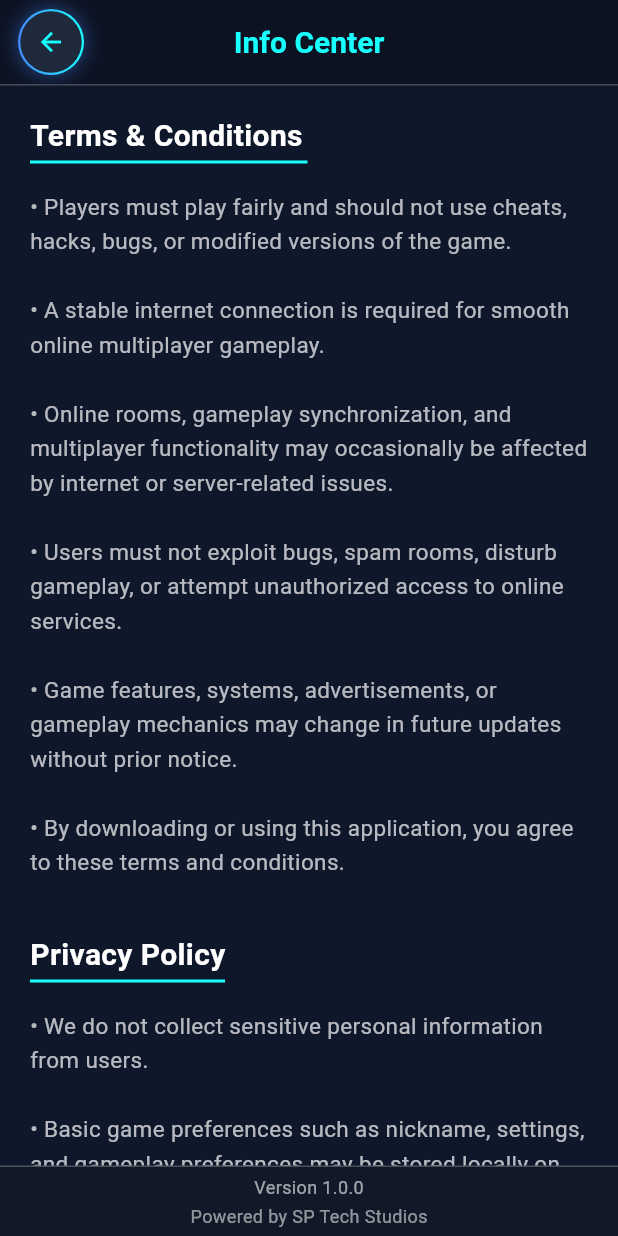
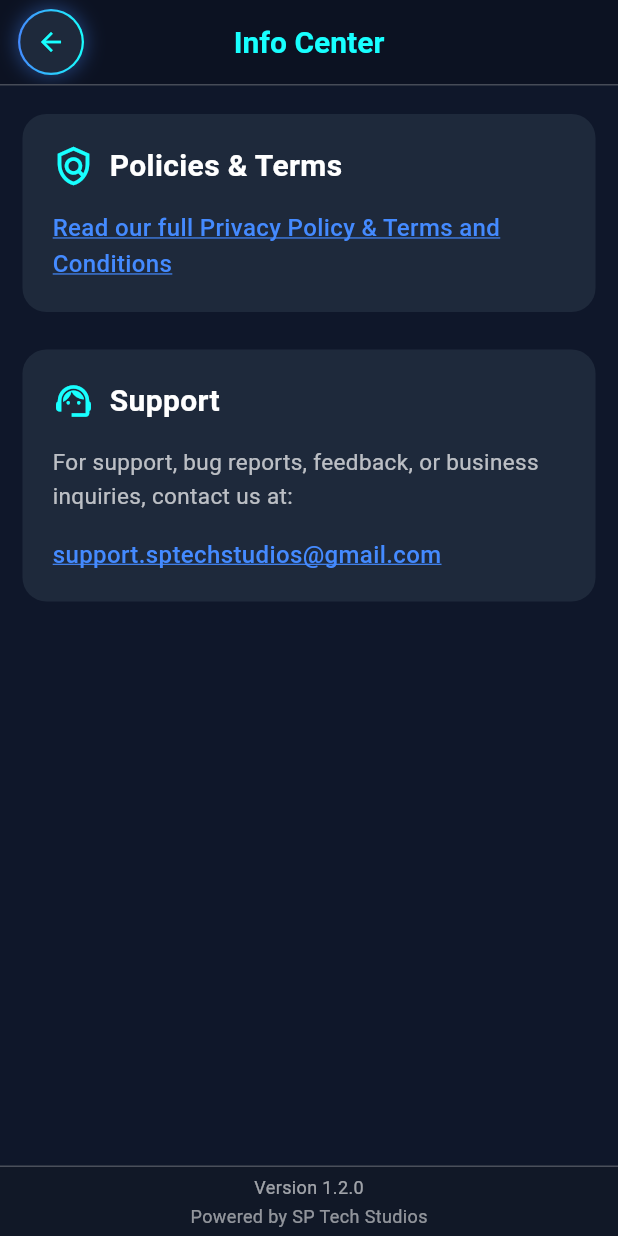
Before and after one commit to subhadip420/Tic_Tac_Toe_Game, a Flutter app: the InfoPage screen opened directly, on a phone screen of 412 x 824 dp. Run offline on Flutter 3.47's test engine with Material 3 defaults, Android fonts, the phone set to English and light mode, and no system bars; our stand-ins replace audioplayers, confetti, connectivity_plus, firebase_core, firebase_database, google_mobile_ads and 6 more; missing offline and left inert: dart:js_interop; accounts and stored records are empty.

Commit message:
Update info page design and add policies and support link in info page.

```diff
--- a/lib/screens/info_page.dart
+++ b/lib/screens/info_page.dart
@@ -20,7 +20,6 @@ class _TermsConditionPageState extends State<InfoPage> {
   @override
   void initState() {
     super.initState();
-
     /// LOAD SAVED THEME
     loadTheme();
   }
@@ -28,9 +27,7 @@ class _TermsConditionPageState extends State<InfoPage> {
   /// LOAD THEME
   Future<void> loadTheme() async {
     SharedPreferences prefs = await SharedPreferences.getInstance();
-
     if (!mounted) return;
-
     setState(() {
       isDark = prefs.getBool("theme_dark") ?? true;
     });
@@ -74,7 +71,6 @@ class _TermsConditionPageState extends State<InfoPage> {
         flexibleSpace: ClipRect(
           child: BackdropFilter(
             filter: ImageFilter.blur(sigmaX: 10, sigmaY: 10),
-
             child: Container(
               decoration: BoxDecoration(
                 color: isDark
@@ -88,11 +84,9 @@ class _TermsConditionPageState extends State<InfoPage> {
         /// PAGE TITLE
         title: Text(
           "Info Center",
-
           style: TextStyle(
             fontSize: 20,
             color: isDark ? Colors.cyanAccent : Colors.blue,
-
             fontWeight: FontWeight.bold,
           ),
         ),
@@ -119,119 +113,120 @@ class _TermsConditionPageState extends State<InfoPage> {
             child: SingleChildScrollView(
               child: Padding(
                 padding: EdgeInsets.fromLTRB(
-                  10,
-                  kToolbarHeight + MediaQuery.of(context).padding.top + 10,
-                  10,
-                  10,
+                  15, // Slightly increased side padding for cards
+                  kToolbarHeight + MediaQuery.of(context).padding.top + 20,
+                  15,
+                  20,
                 ),
+                child: Column(
+                  children: [
 
-                child: SingleChildScrollView(
-                  physics: const BouncingScrollPhysics(),
-
-                  padding: const EdgeInsets.all(10),
-
+                    /// -----------------------------------
+                    /// POLICIES & TERMS CARD
+                    /// -----------------------------------
+                    Container(
+                      width: double.infinity,
+                      padding: const EdgeInsets.all(20),
+                      decoration: BoxDecoration(
+                        color: isDark ? const Color(0xFF1E293B) : Colors.white,
+                        borderRadius: BorderRadius.circular(16),
+                        boxShadow: [
+                          if (!isDark)
+                            const BoxShadow(
+                              color: Colors.black12,
+                              blurRadius: 10,
+                              offset: Offset(0, 4),
+                            ),
+                        ],
+                      ),
                       child: Column(
                         crossAxisAlignment: CrossAxisAlignment.start,
-
                         children: [
-                      /// TERMS & CONDITIONS TITLE
+                          Row(
+                            children: [
+                              Icon(
+                                  Icons.policy_outlined,
+                                  color: isDark ? Colors.cyanAccent : Colors.blue,
+                                  size: 28
+                              ),
+                              const SizedBox(width: 10),
                               Text(
-                        "Terms & Conditions",
+                                "Policies & Terms",
                                 style: TextStyle(
                                   fontSize: 20,
                                   fontWeight: FontWeight.bold,
-                          color: isDark ? Colors.white : Colors.blue,
+                                  color: isDark ? Colors.white : Colors.black87,
+                                ),
+                              ),
+                            ],
+                          ),
+                          const SizedBox(height: 15),
+                          GestureDetector(
+                            onTap: () async {
+                              final Uri url = Uri.parse(
+                                  'https://subhadip420.github.io/tic-tac-toe-privacy-policy/');
+                              if (await canLaunchUrl(url)) {
+                                await launchUrl(url, mode: LaunchMode.externalApplication);
+                              }
+                            },
+                            child: Text(
+                              "Read our full Privacy Policy & Terms and Conditions",
+                              style: TextStyle(
+                                fontSize: 16,
+                                height: 1.5,
+                                color: Colors.blueAccent,
+                                decoration: TextDecoration.underline,
+                                decorationColor: Colors.blueAccent,
+                                fontWeight: FontWeight.w500,
+                              ),
+                            ),
+                          ),
+                        ],
                       ),
                     ),
 
-                      const SizedBox(height: 02),
+                    const SizedBox(height: 25), // Space between cards
 
-                      /// TITLE UNDERLINE
+                    /// -----------------------------------
+                    /// SUPPORT CARD
+                    /// -----------------------------------
                     Container(
-                        width: 185,
-                        height: 2,
-                        color: isDark ? Colors.cyanAccent : Colors.blueAccent,
+                      width: double.infinity,
+                      padding: const EdgeInsets.all(20),
+                      decoration: BoxDecoration(
+                        color: isDark ? const Color(0xFF1E293B) : Colors.white,
+                        borderRadius: BorderRadius.circular(16),
+                        boxShadow: [
+                          if (!isDark)
+                            const BoxShadow(
+                              color: Colors.black12,
+                              blurRadius: 10,
+                              offset: Offset(0, 4),
                             ),
-
-                      const SizedBox(height: 18),
-
-                      /// TERMS DESCRIPTION
-                      Text(
-                        "• Players must play fairly and should not use cheats, hacks, bugs, or modified versions of the game.\n\n"
-                        "• A stable internet connection is required for smooth online multiplayer gameplay.\n\n"
-                        "• Online rooms, gameplay synchronization, and multiplayer functionality may occasionally be affected by internet or server-related issues.\n\n"
-                        "• Users must not exploit bugs, spam rooms, disturb gameplay, or attempt unauthorized access to online services.\n\n"
-                        "• Game features, systems, advertisements, or gameplay mechanics may change in future updates without prior notice.\n\n"
-                        "• By downloading or using this application, you agree to these terms and conditions.",
-
-                        style: TextStyle(
-                          fontSize: 15,
-                          height: 1.5,
-                          color: isDark ? Colors.white70 : Colors.black87,
+                        ],
                       ),
+                      child: Column(
+                        crossAxisAlignment: CrossAxisAlignment.start,
+                        children: [
+                          Row(
+                            children: [
+                              Icon(
+                                  Icons.support_agent_outlined,
+                                  color: isDark ? Colors.cyanAccent : Colors.blue,
+                                  size: 28
                               ),
-
-                      const SizedBox(height: 35),
-
-                      /// PRIVACY POLICY TITLE
-                      Text(
-                        "Privacy Policy",
-                        style: TextStyle(
-                          fontSize: 20,
-                          fontWeight: FontWeight.bold,
-                          color: isDark ? Colors.white : Colors.blue,
-                        ),
-                      ),
-
-                      const SizedBox(height: 02),
-
-                      /// TITLE UNDERLINE
-                      Container(
-                        width: 130,
-                        height: 2,
-                        color: isDark ? Colors.cyanAccent : Colors.blueAccent,
-                      ),
-
-                      const SizedBox(height: 18),
-
-                      /// PRIVACY POLICY DESCRIPTION
-                      Text(
-                        "• We do not collect sensitive personal information from users.\n\n"
-                        "• Basic game preferences such as nickname, settings, and gameplay preferences may be stored locally on the user's device.\n\n"
-                        "• During online gameplay, temporary match-related data may be synchronized through cloud services for multiplayer functionality.\n\n"
-                        "• Personal gameplay preferences are primarily stored locally and are not shared publicly.",
-
-                        style: TextStyle(
-                          fontSize: 15,
-                          height: 1.5,
-                          color: isDark ? Colors.white70 : Colors.black87,
-                        ),
-                      ),
-
-                      const SizedBox(height: 35),
-
-                      /// SUPPORT TITLE
+                              const SizedBox(width: 10),
                               Text(
                                 "Support",
                                 style: TextStyle(
                                   fontSize: 20,
                                   fontWeight: FontWeight.bold,
-                          color: isDark ? Colors.white : Colors.blue,
+                                  color: isDark ? Colors.white : Colors.black87,
                                 ),
                               ),
-
-                      const SizedBox(height: 02),
-
-                      /// TITLE UNDERLINE
-                      Container(
-                        width: 75,
-                        height: 2,
-                        color: isDark ? Colors.cyanAccent : Colors.blueAccent,
+                            ],
                           ),
-
-                      const SizedBox(height: 18),
-
-                      /// SUPPORT DESCRIPTION
+                          const SizedBox(height: 15),
                           Text(
                             "For support, bug reports, feedback, or business inquiries, contact us at:",
                             style: TextStyle(
@@ -240,25 +235,19 @@ class _TermsConditionPageState extends State<InfoPage> {
                               color: isDark ? Colors.white70 : Colors.black87,
                             ),
                           ),
-
-                      const SizedBox(height: 10),
-
-                      /// SUPPORT EMAIL
+                          const SizedBox(height: 15),
                           GestureDetector(
                             onTap: () async {
                               final Uri emailUri = Uri(
                                 scheme: 'mailto',
                                 path: 'support.sptechstudios@gmail.com',
                               );
-
                               await launchUrl(emailUri);
                             },
-
                             child: Text(
                               "support.sptechstudios@gmail.com",
-
                               style: TextStyle(
-                            fontSize: 15,
+                                fontSize: 16,
                                 color: Colors.blueAccent,
                                 decoration: TextDecoration.underline,
                                 decorationColor: Colors.blueAccent,
@@ -266,10 +255,11 @@ class _TermsConditionPageState extends State<InfoPage> {
                               ),
                             ),
                           ),
-
-                      const SizedBox(height: 20),
                         ],
                       ),
+                    ),
+
+                  ],
                 ),
               ),
             ),
@@ -278,34 +268,27 @@ class _TermsConditionPageState extends State<InfoPage> {
           /// FIXED BOTTOM BAR
           Container(
             width: double.infinity,
-
             padding: const EdgeInsets.symmetric(vertical: 5),
-
             decoration: BoxDecoration(
               color: isDark ? const Color(0xFF111827) : Colors.white,
-
               border: Border(
                 top: BorderSide(
                   color: isDark ? Colors.white24 : Colors.black12,
                 ),
               ),
             ),
-
             child: Column(
               mainAxisSize: MainAxisSize.min,
-
               children: [
                 /// APP VERSION
                 Text(
-                  "Version 1.0.0",
+                  "Version 1.2.0",
                   style: TextStyle(
                     fontSize: 12,
                     color: isDark ? Colors.white60 : Colors.black54,
                   ),
                 ),
-
-                SizedBox(height: 2),
-
+                const SizedBox(height: 2),
                 /// COMPANY NAME
                 Text(
                   "Powered by SP Tech Studios",
@@ -322,5 +305,3 @@ class _TermsConditionPageState extends State<InfoPage> {
     );
   }
 }
-
-/// END MAIN CLASS
```
Lines whose indentation alone changed are shown as unchanged.
